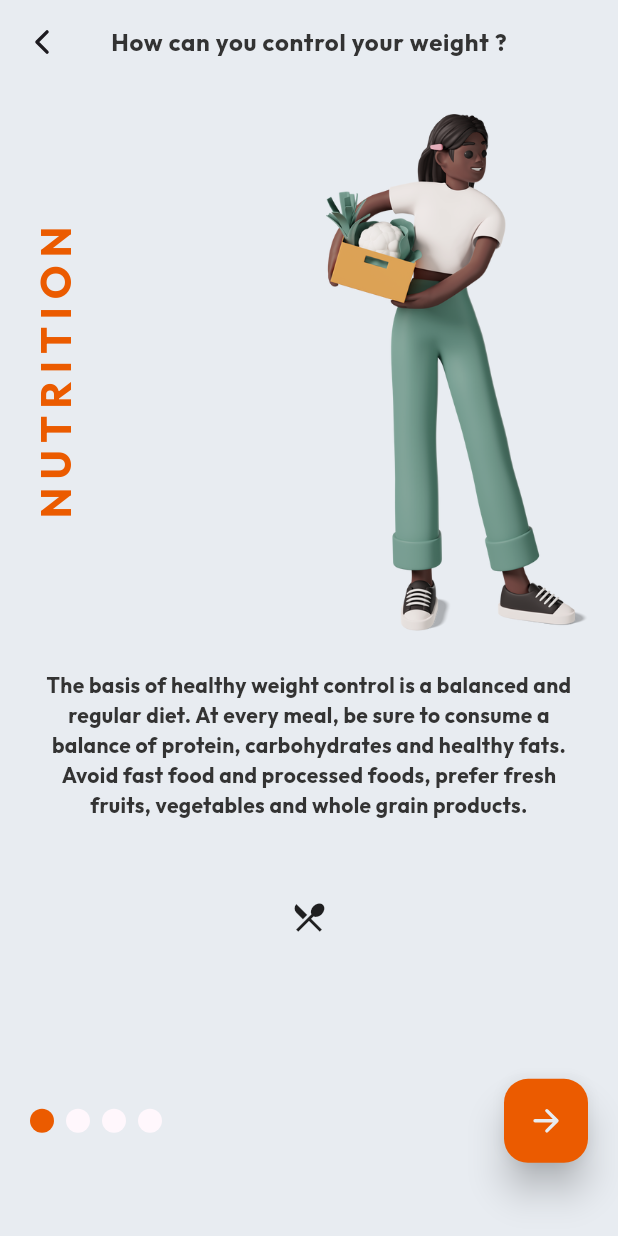
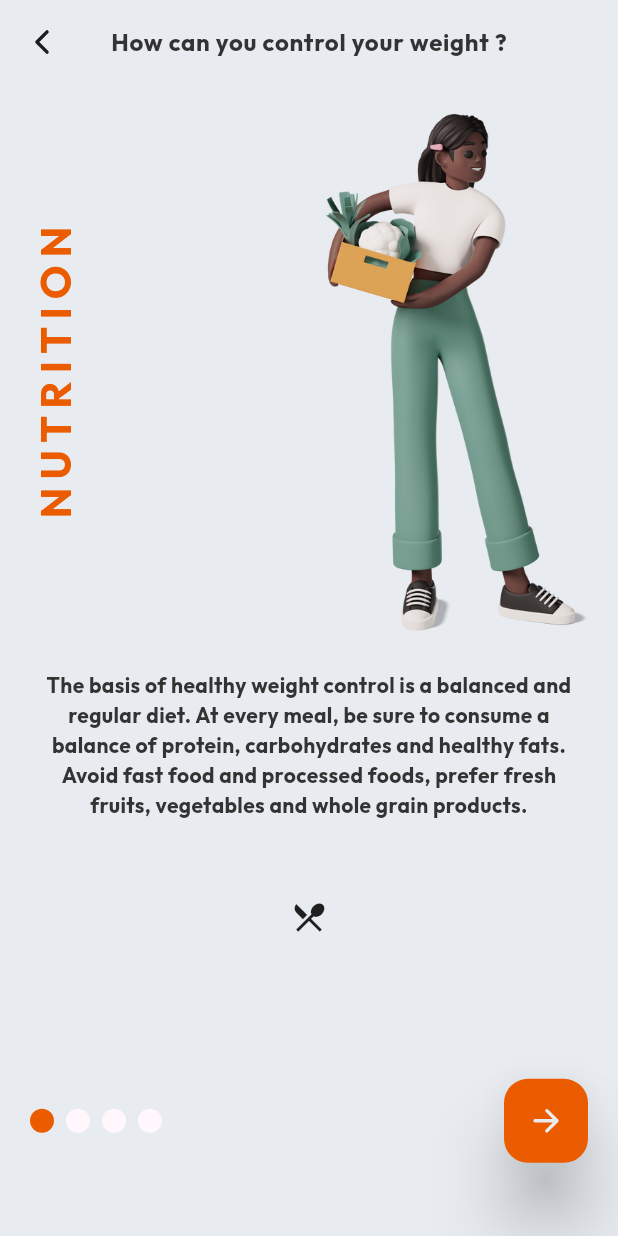
Before and after one commit to egeinann/FitBalance-KiloTakibi-App, a Flutter app: the InfoScreen screen opened directly, on a phone screen of 412 x 824 dp. Run offline on Flutter 3.47's test engine with Material 3 defaults, Android fonts, the phone set to English and light mode, and no system bars; drawn by our look-alikes of auto_size_text, smooth_page_indicator; our stand-ins replace fl_chart, freezed_annotation, get, image_picker, ionicons, lottie and 1 more; missing offline and left inert: day_night_switcher.

Commit message:
floatingButto için class ve düzenlemeler

```diff
--- /dev/null
+++ b/lib/appCustoms/floatingActionButton.dart
@@ -0,0 +1,27 @@
+// ignore_for_file: file_names
+
+import 'package:flutter/material.dart';
+
+class CustomFloatingActionButton extends StatelessWidget {
+  final Widget widget;
+  final VoidCallback onPressed;
+  final String? heroTag;
+  const CustomFloatingActionButton({
+    super.key,
+    required this.widget,
+    required this.onPressed,
+    this.heroTag,
+  });
+
+  @override
+  Widget build(BuildContext context) {
+    return FloatingActionButton(
+        heroTag: heroTag,
+        backgroundColor: Theme.of(context).primaryColor,
+        foregroundColor: Theme.of(context).scaffoldBackgroundColor,
+        splashColor: Theme.of(context).scaffoldBackgroundColor,
+        elevation: 20,
+        onPressed: onPressed,
+        child: widget);
+  }
+}
--- a/lib/info/model/info_screen.dart
+++ b/lib/info/model/info_screen.dart
@@ -1,6 +1,7 @@
 import 'package:flutter/material.dart';
 import 'package:get/get.dart';
 import 'package:ionicons/ionicons.dart';
+import 'package:kilo_takibi_uyg/appCustoms/floatingActionButton.dart';
 import 'package:kilo_takibi_uyg/extensions/padding_extensions.dart';
 import 'package:kilo_takibi_uyg/info/controller/info_controller.dart';
 import 'package:kilo_takibi_uyg/info/view/activity_screen.dart';
@@ -65,18 +66,13 @@ class InfoScreen extends StatelessWidget {
                         controller: _infoController.pageController,
                         count: 4,
                       ),
-                      FloatingActionButton(
-                        heroTag: "a",
-                        backgroundColor: Theme.of(context).primaryColor,
-                        foregroundColor:
-                            Theme.of(context).scaffoldBackgroundColor,
-                        splashColor: Theme.of(context).scaffoldBackgroundColor,
-                        elevation: 10,
+                      CustomFloatingActionButton(
+                        heroTag: "profile",
+                        widget: const Icon(Ionicons.arrow_forward),
                         onPressed: () {
                           _infoController.goToNextInfo();
                         },
-                        child: const Icon(Ionicons.arrow_forward),
-                      ),
+                      )
                     ],
                   ),
                 ),
--- a/lib/widgets/record_list_tile.dart
+++ b/lib/widgets/record_list_tile.dart
@@ -9,7 +9,7 @@ import 'package:kilo_takibi_uyg/models/record.dart';
 class RecordListTile extends StatelessWidget {
   final Record rec;
 
-  RecordListTile({super.key, required this.rec});
+  const RecordListTile({super.key, required this.rec});
 
   @override
   Widget build(BuildContext context) {
```
Also changed, not shown: lib/view/gallery_screen/gallery_screen.dart (+8 -9 lines), lib/view/history_screen/history_screen.dart (+5 -8 lines), lib/view/history_screen/recordScreen.dart (+16 -24 lines), lib/view/profile_screen/changeName_screen.dart (+4 -7 lines), lib/view/profile_screen/changeTargetWeight_screen.dart (+4 -7 lines), lib/view/profile_screen/profile_screen.dart (+4 -7 lines), lib/view/profile_screen/settings_screen.dart (+25 -2 lines).
